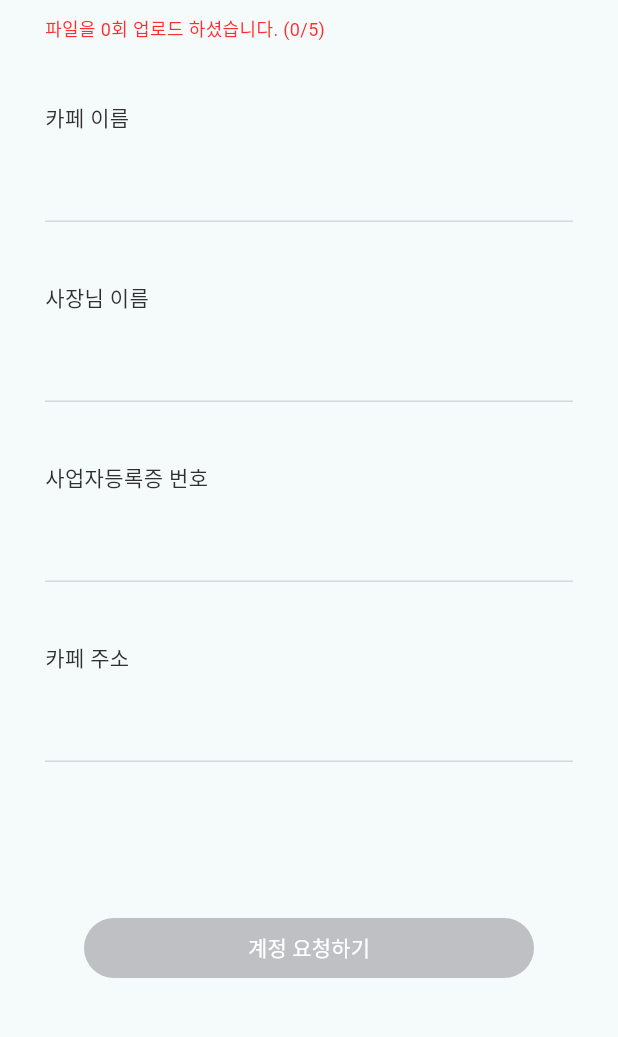
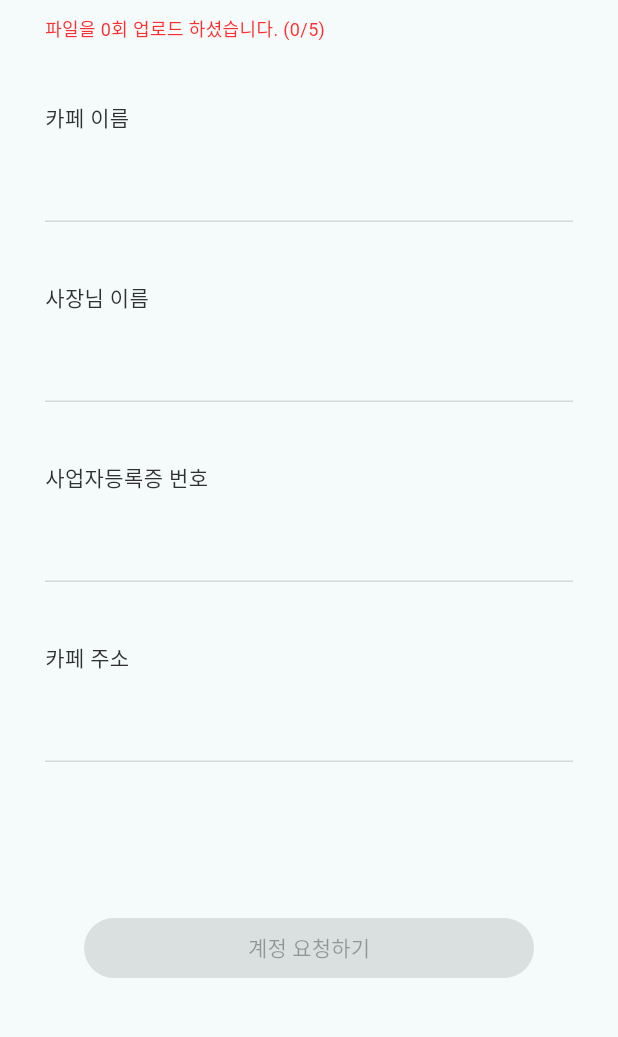
Before and after one commit to BirthdayCafe/Birca_Android, a Flutter app: the OnboardingCafeOwner screen opened directly, scrolled down 168 dp, on a phone screen of 412 x 824 dp, the part 102-1139 px from its top. Run offline on Flutter 3.47's test engine with Material 3 defaults, Android fonts, the phone set to English and light mode, and no system bars; our stand-ins replace file_picker, flutter_dotenv, flutter_svg, fluttertoast, table_calendar; missing offline and left inert: kakao_flutter_sdk; Roboto replaces fonts that are missing (PretendardMedium, PretendardRegular).

Commit message:
feature: 활성화 조건 추가

```diff
--- a/lib/view/onboarding/onboarding_cafe_owner.dart
+++ b/lib/view/onboarding/onboarding_cafe_owner.dart
@@ -24,6 +24,38 @@ class _OnboardingCafeOwner extends State<OnboardingCafeOwner> {
   String? _fileName;
   int upload = 0;
 
+  //계정 요청 data
+  bool isFileUpload = false;
+  String? businessLicense;
+  TextEditingController cafeName = TextEditingController();
+  TextEditingController businessLicenseNumber = TextEditingController();
+  TextEditingController owner = TextEditingController();
+  TextEditingController address = TextEditingController();
+  bool isButtonOk = false;
+  Color buttonColor = Color(0xff59595A);
+
+  void _updateButtonState() {
+    setState(() {
+      // 텍스트 필드에 값이 있으면 버튼을 활성화합니다.
+      if(cafeName!=null&&businessLicenseNumber!=null&&owner!=null&&address!=null&&isFileUpload==true){
+        isButtonOk = true;
+        buttonColor = Palette.primary;
+      }
+    });
+  }
+
+
+  @override
+  void dispose() {
+    // 페이지가 dispose될 때 컨트롤러도 함께 dispose 해줍니다.
+    cafeName.dispose();
+    businessLicenseNumber.dispose();
+    owner.dispose();
+    address.dispose();
+    super.dispose();
+  }
+
+
   Future<void> _pickFile() async {
     FilePickerResult? result = await FilePicker.platform.pickFiles(
       type: FileType.custom,
@@ -35,6 +67,8 @@ class _OnboardingCafeOwner extends State<OnboardingCafeOwner> {
         // _filePath = result.files.single.path;
         _fileName = result.files.single.name;
         upload++;
+        isFileUpload = true;
+        _updateButtonState();
       });
     } else {
       // 사용자가 선택을 취소한 경우
@@ -148,16 +182,20 @@ class _OnboardingCafeOwner extends State<OnboardingCafeOwner> {
               const SizedBox(
                 height: 11,
               ),
-              const TextField(
-                decoration: InputDecoration(
+               TextField(
+                controller: cafeName,
+                onChanged: (text){
+                  _updateButtonState();
+                },
+                decoration: const InputDecoration(
                   //비활성화
                   enabledBorder: UnderlineInputBorder(
                       borderSide: BorderSide(color: Color(0xffD7D8DC))),
 
                   //활성화
-                  // focusedBorder: UnderlineInputBorder(
-                  //   borderSide: BorderSide(color: Palette.primary)
-                  // )
+                  focusedBorder: UnderlineInputBorder(
+                    borderSide: BorderSide(color: Palette.primary)
+                  )
                 ),
               ),
               const SizedBox(height: 40),
@@ -168,16 +206,20 @@ class _OnboardingCafeOwner extends State<OnboardingCafeOwner> {
               const SizedBox(
                 height: 11,
               ),
-              const TextField(
-                decoration: InputDecoration(
+               TextField(
+                 controller: owner,
+                 onChanged: (text){
+                   _updateButtonState();
+                 },
+                decoration: const InputDecoration(
                   //비활성화
                   enabledBorder: UnderlineInputBorder(
                       borderSide: BorderSide(color: Color(0xffD7D8DC))),
 
                   //활성화
-                  // focusedBorder: UnderlineInputBorder(
-                  //   borderSide: BorderSide(color: Palette.primary)
-                  // )
+                  focusedBorder: UnderlineInputBorder(
+                    borderSide: BorderSide(color: Palette.primary)
+                  )
                 ),
               ),
               const SizedBox(height: 40),
@@ -188,16 +230,20 @@ class _OnboardingCafeOwner extends State<OnboardingCafeOwner> {
               const SizedBox(
                 height: 11,
               ),
-              const TextField(
-                decoration: InputDecoration(
+               TextField(
+                controller: businessLicenseNumber,
+                 onChanged: (text){
+                   _updateButtonState();
+                 },
+                decoration: const InputDecoration(
                   //비활성화
                   enabledBorder: UnderlineInputBorder(
                       borderSide: BorderSide(color: Color(0xffD7D8DC))),
 
                   //활성화
-                  // focusedBorder: UnderlineInputBorder(
-                  //   borderSide: BorderSide(color: Palette.primary)
-                  // )
+                  focusedBorder: UnderlineInputBorder(
+                    borderSide: BorderSide(color: Palette.primary)
+                  )
                 ),
               ),
               const SizedBox(height: 40),
@@ -208,16 +254,20 @@ class _OnboardingCafeOwner extends State<OnboardingCafeOwner> {
               const SizedBox(
                 height: 11,
               ),
-              const TextField(
-                decoration: InputDecoration(
+               TextField(
+                controller: address,
+                 onChanged: (text){
+                   _updateButtonState();
+                 },
+                decoration: const InputDecoration(
                   //비활성화
                   enabledBorder: UnderlineInputBorder(
                       borderSide: BorderSide(color: Color(0xffD7D8DC))),
 
                   //활성화
-                  // focusedBorder: UnderlineInputBorder(
-                  //   borderSide: BorderSide(color: Palette.primary)
-                  // )
+                  focusedBorder: UnderlineInputBorder(
+                    borderSide: BorderSide(color: Palette.primary)
+                  )
                 ),
               ),
               const SizedBox(
@@ -229,15 +279,15 @@ class _OnboardingCafeOwner extends State<OnboardingCafeOwner> {
                   SizedBox(
                       width: 300,
                       child: FilledButton(
-                        onPressed: () {
+                        onPressed: isButtonOk ? () {
                           Navigator.push(
                               context,
                               MaterialPageRoute(
                                   builder: (context) =>
                                       const OnboardingCafeOwnerComplete()));
-                        },
+                        }: null,
                         style: FilledButton.styleFrom(
-                          backgroundColor: const Color(0xffBFC0C4),
+                          backgroundColor:  buttonColor,
                         ),
                         child: const Text('계정 요청하기'),
                       ))
```
Also changed, not shown: lib/view/onboarding/onboarding_host.dart (+18 -35 lines).
